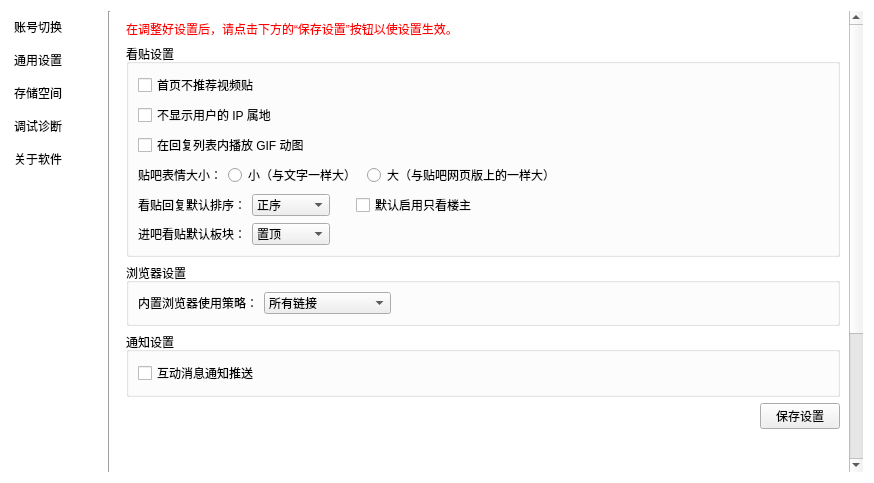
Before: the Qt Designer form resf/settings.ui in clb-128258/TiebaDesktop, drawn with Qt 5.
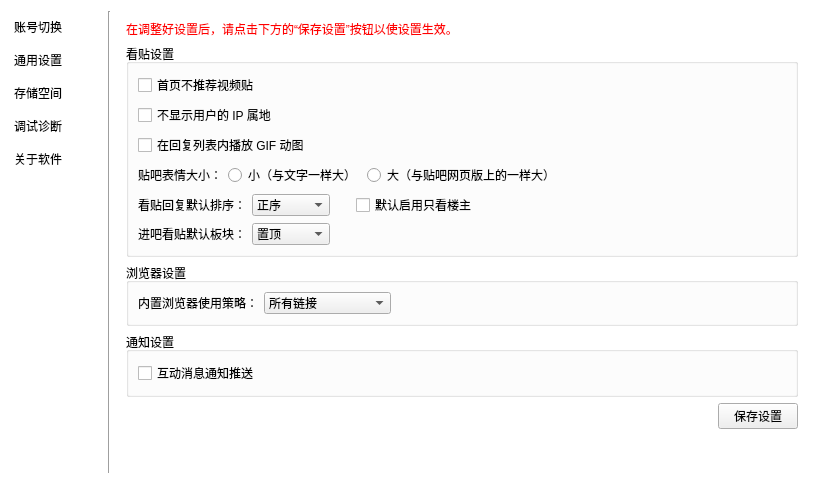
After: the same form once the commit is applied. The open tabs and pages were chosen to show the change.

Diff of the .ui file:
```diff
--- a/resf/settings.ui
+++ b/resf/settings.ui
@@ -6,8 +6,8 @@
    <rect>
     <x>0</x>
     <y>0</y>
-    <width>874</width>
-    <height>483</height>
+    <width>818</width>
+    <height>484</height>
    </rect>
   </property>
   <property name="windowTitle">
@@ -75,6 +75,9 @@
      <property name="frameShape">
       <enum>QFrame::NoFrame</enum>
      </property>
+     <property name="sizeAdjustPolicy">
+      <enum>QAbstractScrollArea::AdjustToContents</enum>
+     </property>
      <property name="widgetResizable">
       <bool>true</bool>
      </property>
@@ -83,8 +86,8 @@
        <rect>
         <x>0</x>
         <y>0</y>
-        <width>733</width>
-        <height>619</height>
+        <width>694</width>
+        <height>466</height>
        </rect>
       </property>
       <property name="styleSheet">
@@ -166,10 +169,88 @@
            <property name="bottomMargin">
             <number>9</number>
            </property>
-           <item row="4" column="0">
-            <layout class="QHBoxLayout" name="horizontalLayout_14">
+           <item row="0" column="0">
+            <widget class="QWidget" name="widget" native="true">
+             <layout class="QGridLayout" name="gridLayout_10">
+              <property name="leftMargin">
+               <number>0</number>
+              </property>
+              <property name="topMargin">
+               <number>0</number>
+              </property>
+              <property name="rightMargin">
+               <number>0</number>
+              </property>
+              <property name="bottomMargin">
+               <number>0</number>
+              </property>
+              <item row="0" column="0">
+               <widget class="QLabel" name="label_9">
+                <property name="styleSheet">
+                 <string notr="true">QLabel{color: rgb(255, 0, 0);}</string>
+                </property>
+                <property name="text">
+                 <string>在调整好设置后，请点击下方的“保存设置”按钮以使设置生效。</string>
+                </property>
+                <property name="wordWrap">
+                 <bool>true</bool>
+                </property>
+               </widget>
+              </item>
+              <item row="2" column="0">
+               <widget class="QGroupBox" name="groupBox_4">
+                <property name="title">
+                 <string>浏览器设置</string>
+                </property>
+                <property name="flat">
+                 <bool>true</bool>
+                </property>
+                <layout class="QGridLayout" name="gridLayout_3">
+                 <property name="leftMargin">
+                  <number>9</number>
+                 </property>
+                 <property name="topMargin">
+                  <number>9</number>
+                 </property>
+                 <property name="rightMargin">
+                  <number>9</number>
+                 </property>
+                 <property name="bottomMargin">
+                  <number>9</number>
+                 </property>
+                 <item row="0" column="0">
+                  <layout class="QHBoxLayout" name="horizontalLayout_7" stretch="0,0,0">
              <item>
-              <spacer name="horizontalSpacer_12">
+                    <widget class="QLabel" name="label_18">
+                     <property name="toolTip">
+                      <string>&lt;html&gt;&lt;head/&gt;&lt;body&gt;&lt;p&gt;选择在内置浏览器内打开什么链接。&lt;/p&gt;&lt;/body&gt;&lt;/html&gt;</string>
+                     </property>
+                     <property name="text">
+                      <string>内置浏览器使用策略：</string>
+                     </property>
+                    </widget>
+                   </item>
+                   <item>
+                    <widget class="QComboBox" name="comboBox_3">
+                     <item>
+                      <property name="text">
+                       <string>所有链接</string>
+                      </property>
+                     </item>
+                     <item>
+                      <property name="text">
+                       <string>仅贴吧链接</string>
+                      </property>
+                     </item>
+                     <item>
+                      <property name="text">
+                       <string>不使用内置浏览器</string>
+                      </property>
+                     </item>
+                    </widget>
+                   </item>
+                   <item>
+                    <spacer name="horizontalSpacer_9">
                <property name="orientation">
                 <enum>Qt::Horizontal</enum>
                </property>
@@ -181,14 +262,61 @@
                </property>
               </spacer>
              </item>
+                  </layout>
+                 </item>
+                </layout>
+               </widget>
+              </item>
+              <item row="3" column="0">
+               <widget class="QGroupBox" name="groupBox_5">
+                <property name="title">
+                 <string>通知设置</string>
+                </property>
+                <property name="flat">
+                 <bool>true</bool>
+                </property>
+                <layout class="QGridLayout" name="gridLayout_9">
+                 <property name="leftMargin">
+                  <number>9</number>
+                 </property>
+                 <property name="topMargin">
+                  <number>9</number>
+                 </property>
+                 <property name="rightMargin">
+                  <number>9</number>
+                 </property>
+                 <property name="bottomMargin">
+                  <number>9</number>
+                 </property>
+                 <item row="0" column="0">
+                  <layout class="QHBoxLayout" name="horizontalLayout_8" stretch="0,0">
              <item>
-              <widget class="QPushButton" name="pushButton_5">
+                    <widget class="QCheckBox" name="checkBox_13">
+                     <property name="toolTip">
+                      <string>&lt;html&gt;&lt;head/&gt;&lt;body&gt;&lt;p&gt;勾选后，在你有新互动消息时，程序将会自动向你推送一个通知。该功能支持 Windows 8.1 及以上系统。&lt;/p&gt;&lt;/body&gt;&lt;/html&gt;</string>
+                     </property>
                <property name="text">
-                <string>保存设置</string>
+                      <string>互动消息通知推送</string>
                </property>
               </widget>
              </item>
-            </layout>
+                   <item>
+                    <spacer name="horizontalSpacer_10">
+                     <property name="orientation">
+                      <enum>Qt::Horizontal</enum>
+                     </property>
+                     <property name="sizeHint" stdset="0">
+                      <size>
+                       <width>40</width>
+                       <height>20</height>
+                      </size>
+                     </property>
+                    </spacer>
+                   </item>
+                  </layout>
+                 </item>
+                </layout>
+               </widget>
            </item>
            <item row="1" column="0">
             <widget class="QGroupBox" name="groupBox">
@@ -385,60 +513,10 @@
              </layout>
             </widget>
            </item>
-           <item row="2" column="0">
-            <widget class="QGroupBox" name="groupBox_4">
-             <property name="title">
-              <string>浏览器设置</string>
-             </property>
-             <property name="flat">
-              <bool>true</bool>
-             </property>
-             <layout class="QGridLayout" name="gridLayout_3">
-              <property name="leftMargin">
-               <number>9</number>
-              </property>
-              <property name="topMargin">
-               <number>9</number>
-              </property>
-              <property name="rightMargin">
-               <number>9</number>
-              </property>
-              <property name="bottomMargin">
-               <number>9</number>
-              </property>
-              <item row="0" column="0">
-               <layout class="QHBoxLayout" name="horizontalLayout_7" stretch="0,0,0">
+              <item row="4" column="0">
+               <layout class="QHBoxLayout" name="horizontalLayout_14">
                 <item>
-                 <widget class="QLabel" name="label_18">
-                  <property name="toolTip">
-                   <string>&lt;html&gt;&lt;head/&gt;&lt;body&gt;&lt;p&gt;选择在内置浏览器内打开什么链接。&lt;/p&gt;&lt;/body&gt;&lt;/html&gt;</string>
-                  </property>
-                  <property name="text">
-                   <string>内置浏览器使用策略：</string>
-                  </property>
-                 </widget>
-                </item>
-                <item>
-                 <widget class="QComboBox" name="comboBox_3">
-                  <item>
-                   <property name="text">
-                    <string>所有链接</string>
-                   </property>
-                  </item>
-                  <item>
-                   <property name="text">
-                    <string>仅贴吧链接</string>
-                   </property>
-                  </item>
-                  <item>
-                   <property name="text">
-                    <string>不使用内置浏览器</string>
-                   </property>
-                  </item>
-                 </widget>
-                </item>
-                <item>
-                 <spacer name="horizontalSpacer_9">
+                 <spacer name="horizontalSpacer_12">
                   <property name="orientation">
                    <enum>Qt::Horizontal</enum>
                   </property>
@@ -450,88 +528,31 @@
                   </property>
                  </spacer>
                 </item>
-               </layout>
-              </item>
-             </layout>
-            </widget>
-           </item>
-           <item row="0" column="0">
-            <widget class="QLabel" name="label_9">
-             <property name="styleSheet">
-              <string notr="true">QLabel{color: rgb(255, 0, 0);}</string>
-             </property>
+                <item>
+                 <widget class="QPushButton" name="pushButton_5">
              <property name="text">
-              <string>在调整好设置后，请点击下方的“保存设置”按钮以使设置生效。</string>
-             </property>
-             <property name="wordWrap">
-              <bool>true</bool>
-             </property>
-            </widget>
-           </item>
-           <item row="6" column="0">
+                   <string>保存设置</string>
+                  </property>
+                 </widget>
+                </item>
+               </layout>
+              </item>
+             </layout>
+            </widget>
+           </item>
+           <item row="1" column="0">
             <spacer name="verticalSpacer_3">
              <property name="orientation">
               <enum>Qt::Vertical</enum>
              </property>
              <property name="sizeHint" stdset="0">
               <size>
-               <width>478</width>
-               <height>221</height>
+               <width>0</width>
+               <height>0</height>
               </size>
              </property>
             </spacer>
            </item>
-           <item row="3" column="0">
-            <widget class="QGroupBox" name="groupBox_5">
-             <property name="title">
-              <string>通知设置</string>
-             </property>
-             <property name="flat">
-              <bool>true</bool>
-             </property>
-             <layout class="QGridLayout" name="gridLayout_9">
-              <property name="leftMargin">
-               <number>9</number>
-              </property>
-              <property name="topMargin">
-               <number>9</number>
-              </property>
-              <property name="rightMargin">
-               <number>9</number>
-              </property>
-              <property name="bottomMargin">
-               <number>9</number>
-              </property>
-              <item row="0" column="0">
-               <layout class="QHBoxLayout" name="horizontalLayout_8" stretch="0,0">
-                <item>
-                 <widget class="QCheckBox" name="checkBox_13">
-                  <property name="toolTip">
-                   <string>&lt;html&gt;&lt;head/&gt;&lt;body&gt;&lt;p&gt;勾选后，在你有新互动消息时，程序将会自动向你推送一个通知。该功能支持 Windows 8.1 及以上系统。&lt;/p&gt;&lt;/body&gt;&lt;/html&gt;</string>
-                  </property>
-                  <property name="text">
-                   <string>互动消息通知推送</string>
-                  </property>
-                 </widget>
-                </item>
-                <item>
-                 <spacer name="horizontalSpacer_10">
-                  <property name="orientation">
-                   <enum>Qt::Horizontal</enum>
-                  </property>
-                  <property name="sizeHint" stdset="0">
-                   <size>
-                    <width>40</width>
-                    <height>20</height>
-                   </size>
-                  </property>
-                 </spacer>
-                </item>
-               </layout>
-              </item>
-             </layout>
-            </widget>
-           </item>
           </layout>
          </widget>
          <widget class="QWidget" name="page_2">
```
Left out of the diff: 81 changed lines with no effect on the pictures. Lines whose indentation alone changed are shown as unchanged.
